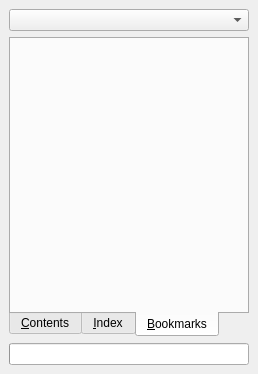
The window that v2/branches/dev/plugins/child/QtAssistant/src/ui/QtAssistantDock.ui (testmana2/mks) describes before a commit, drawn with Qt 5.
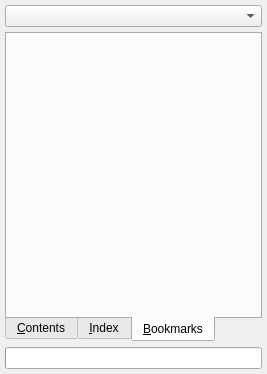
The same window after the commit. The open tabs and pages were chosen to show the change. Icons and pictures are not drawn. Custom widgets are drawn as their Qt base class.

Commit message: Fix Qt Assistant layouts ( mac os x ). Fix pEditor frame.

The edit to the form file:
```diff
--- a/v2/branches/dev/plugins/child/QtAssistant/src/ui/QtAssistantDock.ui
+++ b/v2/branches/dev/plugins/child/QtAssistant/src/ui/QtAssistantDock.ui
@@ -5,7 +5,7 @@
    <rect>
     <x>0</x>
     <y>0</y>
-    <width>258</width>
+    <width>267</width>
     <height>374</height>
    </rect>
   </property>
@@ -19,10 +19,10 @@
   <widget class="QWidget" name="wCentral" >
    <layout class="QVBoxLayout" name="vlCentral" >
     <property name="spacing" >
-     <number>6</number>
+     <number>5</number>
     </property>
     <property name="margin" >
-     <number>9</number>
+     <number>5</number>
     </property>
     <item>
      <widget class="QComboBox" name="cbFilter" />
@@ -77,10 +77,10 @@
        </attribute>
        <layout class="QVBoxLayout" name="vlBookmarks" >
         <property name="spacing" >
-         <number>6</number>
+         <number>0</number>
         </property>
         <property name="margin" >
-         <number>9</number>
+         <number>0</number>
         </property>
        </layout>
       </widget>
```
Left out of the diff: 11 changed lines with no effect on the pictures. The commit also changes 7 other files.
